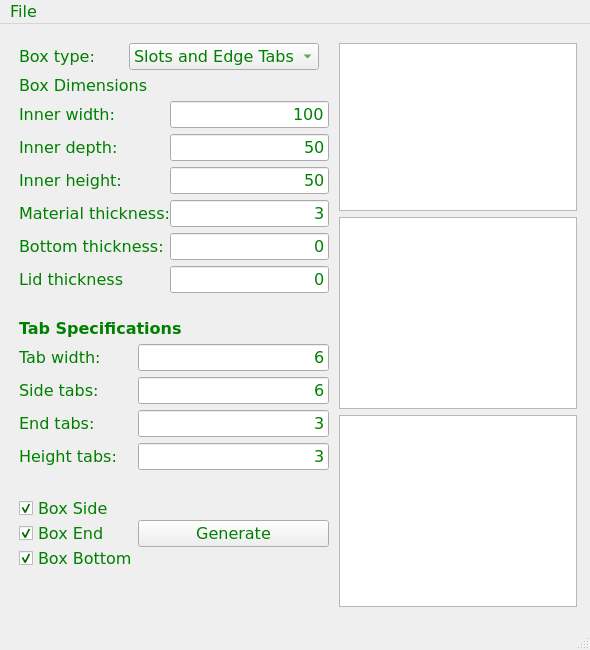
Qt form form.ui (gharley/LaserCutBoxes) before a commit.
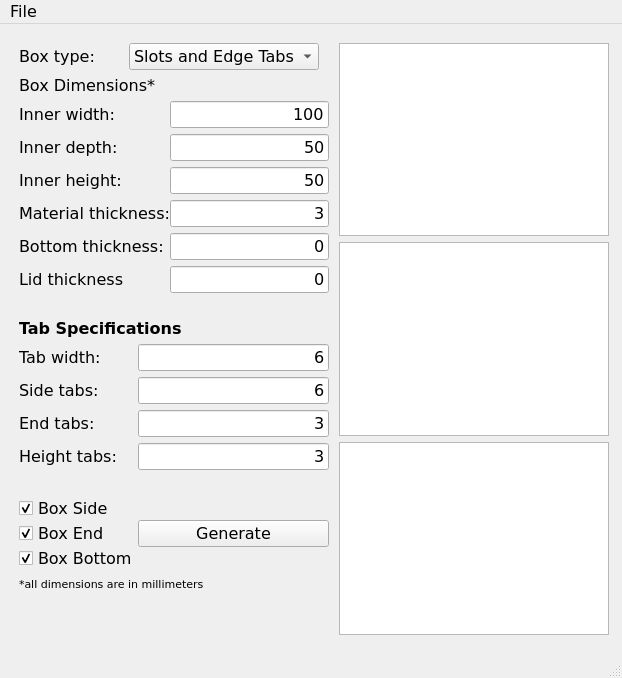
The same form after that commit.

What changed in the file:
```diff
--- a/form.ui
+++ b/form.ui
@@ -6,8 +6,8 @@
    <rect>
     <x>0</x>
     <y>0</y>
-    <width>590</width>
-    <height>650</height>
+    <width>622</width>
+    <height>678</height>
    </rect>
   </property>
   <property name="font">
@@ -23,7 +23,6 @@
    <string notr="true">*{
 	font-family: verdana;
 	font-size: 12pt;
-	color: green;
 }
 
 QLabel {
@@ -31,16 +30,20 @@
 	min-width: 8em;
 }
 
-QLabel#lblDim, QLabel#lblSpec {
+#lblDim, #lblSpec, #lblMM {
 	max-width: -1;
 }
 
+#lblMM{
+	font-size: 8pt;
+}
+
 QLineEdit {
     max-width: 3em;
 }
 
 QLabel[cssClass=&quot;title&quot;]{
-	font-size: 1.35em;
+	font-size: 14pt;
 	font-weight: bold;
 }
 
@@ -58,7 +61,7 @@
   <widget class="QWidget" name="centralwidget">
    <layout class="QHBoxLayout" name="horizontalLayout_2" stretch="0,1">
     <item>
-     <layout class="QVBoxLayout" name="verticalLayout" stretch="0,0,0,0,0,1">
+     <layout class="QVBoxLayout" name="verticalLayout" stretch="0,0,0,0,0,0,1">
       <property name="sizeConstraint">
        <enum>QLayout::SetFixedSize</enum>
       </property>
@@ -175,7 +178,7 @@
          <string>title</string>
         </property>
         <property name="text">
-         <string>Box Dimensions</string>
+         <string>Box Dimensions*</string>
         </property>
         <property name="alignment">
          <set>Qt::AlignLeading|Qt::AlignLeft|Qt::AlignVCenter</set>
@@ -390,7 +393,7 @@
         <property name="font">
          <font>
           <family>verdana</family>
-          <pointsize>12</pointsize>
+          <pointsize>14</pointsize>
           <weight>75</weight>
           <bold>true</bold>
          </font>
@@ -604,6 +607,13 @@
         </item>
        </layout>
       </item>
+      <item>
+       <widget class="QLabel" name="lblMM">
+        <property name="text">
+         <string>*all dimensions are in millimeters</string>
+        </property>
+       </widget>
+      </item>
       <item>
        <spacer name="verticalSpacer">
         <property name="orientation">
@@ -687,7 +697,7 @@
     <rect>
      <x>0</x>
      <y>0</y>
-     <width>590</width>
+     <width>622</width>
      <height>25</height>
     </rect>
    </property>
```
Left out of the diff: 35 changed lines with no effect on the pictures.
